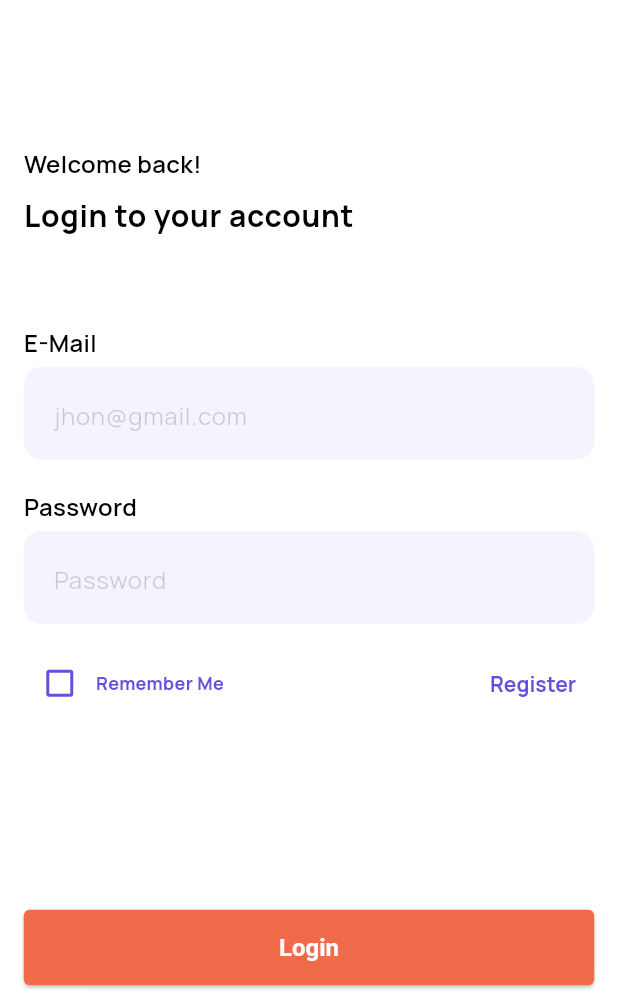
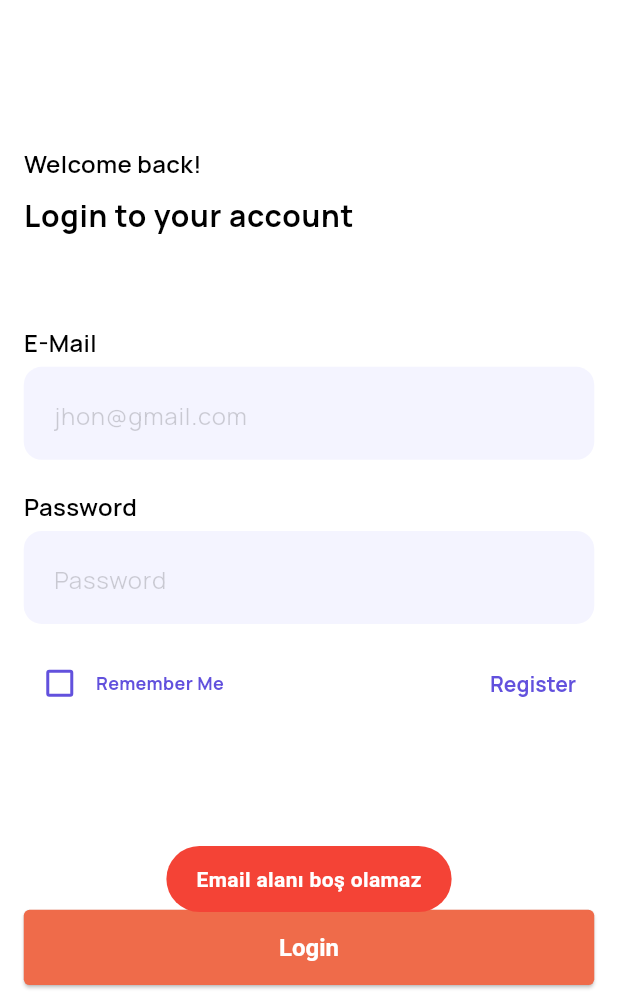
Before and after one commit to ozataknurullah/book_app_intern, a Flutter app: the screen it shows after launch, after a tap on "Login", on a phone screen of 412 x 824 dp, the part 228-1236 px from its top. Run offline on Flutter 3.47's test engine with Material 3 defaults, Android fonts, the phone set to English and light mode, and no system bars; our stand-ins replace auto_route, dio, flutter_dotenv, flutter_riverpod, flutter_screenutil, flutter_secure_storage and 2 more.

Commit message:
Login and rememberMe done
Token saves to local while click the remember checkbox

```diff
--- a/lib/features/auth/presentation/pages/login_screen.dart
+++ b/lib/features/auth/presentation/pages/login_screen.dart
@@ -1,6 +1,5 @@
 import 'package:auto_route/auto_route.dart';
 import 'package:book_app_intern_project/features/auth/presentation/providers/login_provider.dart';
-import 'package:fluttertoast/fluttertoast.dart';
 import '../../../../core/constant/app_assets.dart';
 import '../../../../core/constant/app_strings.dart';
 import '../../../../core/theme/app_theme.dart';
@@ -11,6 +10,7 @@ import 'package:flutter_riverpod/flutter_riverpod.dart';
 import 'package:flutter_screenutil/flutter_screenutil.dart';
 import 'package:flutter_svg/flutter_svg.dart';
 import '../../../../core/routes/app_router.dart';
+import '../../../../core/widgets/custom_toast.dart';
 
 @RoutePage()
 class LoginScreen extends ConsumerWidget {
@@ -23,6 +23,7 @@ class LoginScreen extends ConsumerWidget {
   Widget build(BuildContext context, WidgetRef ref) {
     //final loginState = ref.watch(loginNotifierProvider);
     final loginNotifier = ref.read(loginNotifierProvider.notifier);
+    final rememberMe = ref.watch(rememberMeProvider);
 
     return Scaffold(
       backgroundColor: AppTheme.lightTheme.colorScheme.surface,
@@ -64,6 +65,7 @@ class LoginScreen extends ConsumerWidget {
                 loginNotifier: loginNotifier,
                 passwordController: passwordController,
                 emailController: emailController,
+                rememberMe: rememberMe,
               ),
             ],
           ),
@@ -87,16 +89,19 @@ class _RegisterTextButton extends StatelessWidget {
   }
 }
 
-class _RememberMeSection extends StatelessWidget {
+class _RememberMeSection extends ConsumerWidget {
   const _RememberMeSection();
 
   @override
-  Widget build(BuildContext context) {
+  Widget build(BuildContext context, WidgetRef ref) {
+    final rememberMe = ref.watch(rememberMeProvider);
     return Row(
       children: [
         Checkbox(
-          value: false,
-          onChanged: (value) {},
+          value: rememberMe,
+          onChanged: (value) async {
+            ref.read(rememberMeProvider.notifier).state = value!;
+          },
         ),
         Text(
           AppStrings.rememberMe,
@@ -153,11 +158,13 @@ class _LoginButton extends ConsumerWidget {
     required this.loginNotifier,
     required this.emailController,
     required this.passwordController,
+    required this.rememberMe,
   });
 
   final TextEditingController emailController;
   final TextEditingController passwordController;
   final LoginNotifier loginNotifier;
+  final bool rememberMe;
 
   @override
   Widget build(BuildContext context, WidgetRef ref) {
@@ -167,14 +174,7 @@ class _LoginButton extends ConsumerWidget {
         onPressed: () async {
           final emailError = Validators.validateEmail(emailController.text);
           if (emailError != null) {
-            Fluttertoast.showToast(
-              msg = emailError,
-              toastLength: Toast.LENGTH_SHORT,
-              gravity: ToastGravity.BOTTOM,
-              backgroundColor: Colors.red,
-              textColor: Colors.white,
-              fontSize: 16.0,
-            );
+            CustomToast.showError(emailError);
             return;
           }
 
@@ -182,12 +182,7 @@ class _LoginButton extends ConsumerWidget {
           final passwordError =
               Validators.validatePassword(passwordController.text);
           if (passwordError != null) {
-            ScaffoldMessenger.of(context).showSnackBar(
-              SnackBar(
-                content: Text(passwordError),
-                backgroundColor: Colors.red,
-              ),
-            );
+            CustomToast.showError(passwordError);
             return;
           }
 
@@ -212,6 +207,7 @@ class _LoginButton extends ConsumerWidget {
             await ref.read(loginNotifierProvider.notifier).login(
                   emailController.text.trim(),
                   passwordController.text.trim(),
+                  rememberMe,
                 );
 
             // Success status
@@ -224,12 +220,7 @@ class _LoginButton extends ConsumerWidget {
               // Error status
               if (context.mounted) {
                 Navigator.of(context).pop();
-                ScaffoldMessenger.of(context).showSnackBar(
-                  const SnackBar(
-                    content: Text('Giriş bilgilerinizi kontrol ediniz'),
-                    backgroundColor: Colors.red,
-                  ),
-                );
+                CustomToast.showError('Giriş bilgilerinizi kontrol ediniz');
               }
             }
           } catch (e) {
--- a/lib/features/auth/presentation/providers/login_provider.dart
+++ b/lib/features/auth/presentation/providers/login_provider.dart
@@ -1,3 +1,4 @@
+import 'package:book_app_intern_project/services/local/local_stroge.dart';
 import 'package:dio/dio.dart';
 import 'package:flutter_riverpod/flutter_riverpod.dart';
 import '../../domain/repositories/login_repository.dart';
@@ -9,12 +10,14 @@ final loginNotifierProvider =
   return LoginNotifier(loginRepository: ref.read(loginRepositoryProvider));
 });
 
+final rememberMeProvider = StateProvider<bool>((ref) => false);
+
 class LoginNotifier extends StateNotifier<LoginState> {
   final LoginRepository loginRepository;
 
   LoginNotifier({required this.loginRepository}) : super(LoginState.initial());
 
-  Future<void> login(String email, String password) async {
+  Future<void> login(String email, String password, bool rememberMe) async {
     state = state.copyWith(isLoading: true);
 
     try {
@@ -24,6 +27,11 @@ class LoginNotifier extends StateNotifier<LoginState> {
         token: token,
         errorMessage: null,
       );
+      print("login successful");
+      if (rememberMe) {
+        await LocalStroge.saveToken(token);
+        print("token saved $token");
+      }
     } on DioException catch (e) {
       state = state.copyWith(
         isLoading: false,
--- a/lib/services/local/local_stroge.dart
+++ b/lib/services/local/local_stroge.dart
@@ -3,9 +3,9 @@ import 'package:flutter_secure_storage/flutter_secure_storage.dart';
 class LocalStroge {
   static const _tokenKey = 'auth_token';
 
-  final FlutterSecureStorage _storage = const FlutterSecureStorage();
+  static const FlutterSecureStorage _storage = FlutterSecureStorage();
 
-  Future<void> saveToken(String token) async {
+  static Future<void> saveToken(String token) async {
     await _storage.write(key: _tokenKey, value: token);
   }
 
```
Also changed, not shown: lib/core/widgets/custom_toast.dart (added, +37 -0 lines), lib/core/widgets/custom_toast_dialog.dart (deleted).
